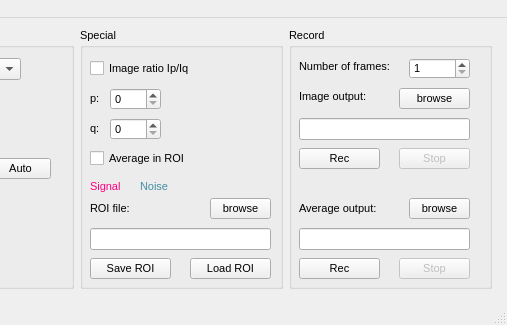
This is Holovibes/main_window.ui in DigitalHolography/Holovibes as Qt 5 draws it before an edit; both pictures show x 349 to 856 and y 0 to 325 of the 856 by 325 pixel window. The edited form follows.
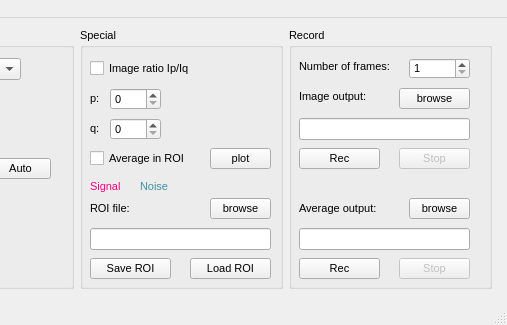
This is the edited form. Custom widgets are drawn as their Qt base class.

Commit message: Starting bind average computations to average plot

```diff
--- a/Holovibes/main_window.ui
+++ b/Holovibes/main_window.ui
@@ -516,6 +516,19 @@
          <string>Noise</string>
         </property>
        </widget>
+       <widget class="QPushButton" name="pushButton">
+        <property name="geometry">
+         <rect>
+          <x>130</x>
+          <y>120</y>
+          <width>61</width>
+          <height>21</height>
+         </rect>
+        </property>
+        <property name="text">
+         <string>plot</string>
+        </property>
+       </widget>
       </widget>
      </item>
      <item row="0" column="1">
```
Left out of the diff: 17 changed lines with no effect on the pictures. The commit also changes 5 other files.
